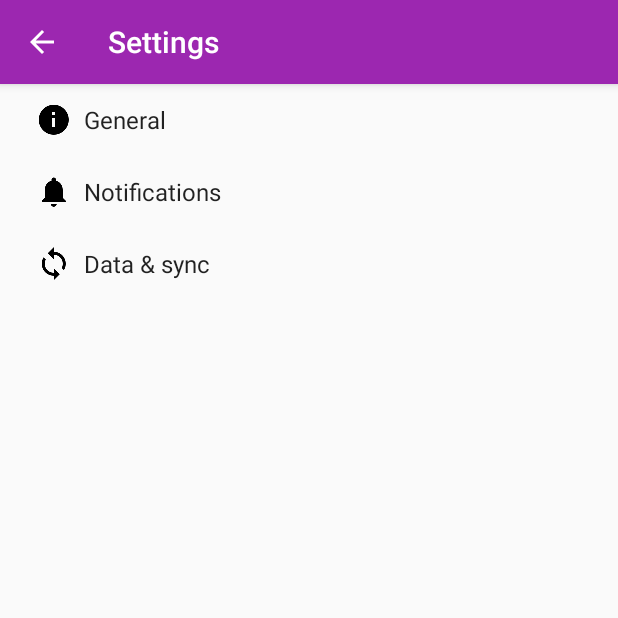
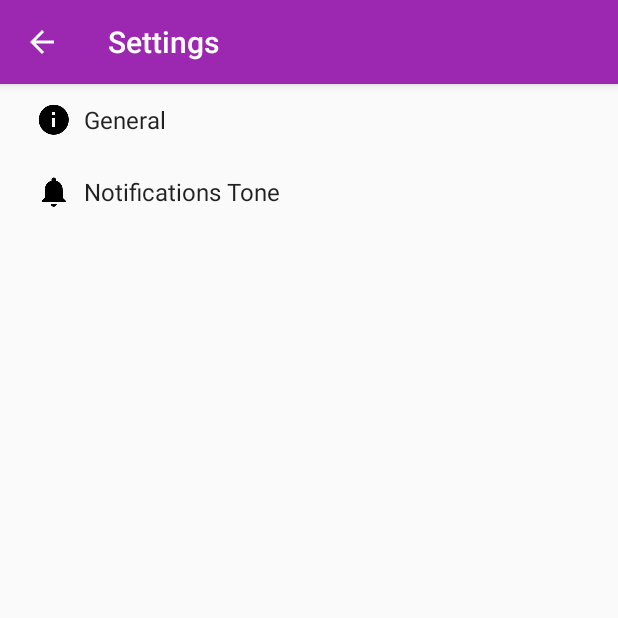
Before and after one commit to andela-shassan/eVigour, an Android app: the SettingsActivity screen opened directly, with no data from a screen before it, on a phone screen of 412 x 824 dp, the top half of it. Run offline under Robolectric (Android 15) with nearby library versions, the phone set to English and light mode, and no system bars; libraries missing offline, so code that uses them is left out: checkpoint.andela.dialogs.

Commit message:
[Finishes #115275093] Customize the setting page

```diff
--- a/app/src/main/AndroidManifest.xml
+++ b/app/src/main/AndroidManifest.xml
@@ -20,7 +20,7 @@
         </activity>
         <activity
             android:name=".SettingsActivity"
-            android:label="@string/title_activity_settings"></activity>
+            android:label="@string/title_activity_settings" />
     </application>
 
 </manifest>
--- a/app/src/main/java/checkpoint/andela/evigour/AppCompatPreferenceActivity.java
+++ b/app/src/main/java/checkpoint/andela/evigour/AppCompatPreferenceActivity.java
@@ -4,10 +4,8 @@ import android.content.res.Configuration;
 import android.os.Bundle;
 import android.preference.PreferenceActivity;
 import android.support.annotation.LayoutRes;
-import android.support.annotation.Nullable;
 import android.support.v7.app.ActionBar;
 import android.support.v7.app.AppCompatDelegate;
-import android.support.v7.widget.Toolbar;
 import android.view.MenuInflater;
 import android.view.View;
 import android.view.ViewGroup;
@@ -35,10 +33,6 @@ public abstract class AppCompatPreferenceActivity extends PreferenceActivity {
 
     public ActionBar getSupportActionBar() {
         return getDelegate().getSupportActionBar();
-    }
-
-    public void setSupportActionBar(@Nullable Toolbar toolbar) {
-        getDelegate().setSupportActionBar(toolbar);
     }
 
     @Override
--- a/app/src/main/res/values/strings.xml
+++ b/app/src/main/res/values/strings.xml
@@ -17,19 +17,16 @@
         based on your message history
     </string>
 
-    <string name="pref_title_display_name">Display name</string>
-    <string name="pref_default_display_name">John Smith</string>
+    <string name="pref_push_up_duration_title">Time Duration</string>
 
-    <string name="pref_title_add_friends_to_messages">Add friends to messages</string>
-    <string-array name="pref_example_list_titles">
-        <item>Always</item>
-        <item>When possible</item>
-        <item>Never</item>
+    <string name="pref_title_training_method">Training Method</string>
+    <string-array name="pref_training_method_list_titles">
+        <item>Time Duration</item>
+        <item>Number of Push Ups</item>
     </string-array>
-    <string-array name="pref_example_list_values">
+    <string-array name="pref_training_method_list_values">
+        <item>0</item>
         <item>1</item>
-        <item>0</item>
-        <item>-1</item>
     </string-array>
 
     <!-- Example settings for Data & Sync -->
@@ -53,15 +50,21 @@
         <item>-1</item>
     </string-array>
 
+    <string name="prefernce_key">preference_key</string>
+    <string name="preference_title">Autosave Time</string>
+
     <string name="pref_title_system_sync_settings">System sync settings</string>
 
     <!-- Example settings for Notifications -->
-    <string name="pref_header_notifications">Notifications</string>
+    <string name="pref_header_notifications">Notifications Tone</string>
 
-    <string name="pref_title_new_message_notifications">New message notifications</string>
+    <string name="pref_evigour_notifications">eVigour Notification</string>
 
-    <string name="pref_title_ringtone">Ringtone</string>
+    <string name="pref_evigour_ringtone">eVigour Ringtone</string>
     <string name="pref_ringtone_silent">Silent</string>
 
     <string name="pref_title_vibrate">Vibrate</string>
+    <string name="pref_number_of_push_up_title">Number of Push Up</string>
+    <string name="pref_push_up_duration_default">5</string>
+    <string name="pref_daily_reminder">Daily Reminder</string>
 </resources>
--- a/app/src/main/res/xml/pref_data_sync.xml
+++ /dev/null
@@ -1,21 +0,0 @@
-<PreferenceScreen xmlns:android="http://schemas.android.com/apk/res/android">
-
-    <!-- NOTE: Hide buttons to simplify the UI. Users can touch outside the dialog to
-         dismiss it. -->
-    <!-- NOTE: ListPreference's summary should be set to its value by the activity code. -->
-    <ListPreference
-        android:defaultValue="180"
-        android:entries="@array/pref_sync_frequency_titles"
-        android:entryValues="@array/pref_sync_frequency_values"
-        android:key="sync_frequency"
-        android:negativeButtonText="@null"
-        android:positiveButtonText="@null"
-        android:title="@string/pref_title_sync_frequency" />
-
-    <!-- This preference simply launches an intent when selected. Use this UI sparingly, per
-         design guidelines. -->
-    <Preference android:title="@string/pref_title_system_sync_settings">
-        <intent android:action="android.settings.SYNC_SETTINGS" />
-    </Preference>
-
-</PreferenceScreen>
--- a/app/src/main/res/xml/pref_general.xml
+++ b/app/src/main/res/xml/pref_general.xml
@@ -1,33 +1,38 @@
 <PreferenceScreen xmlns:android="http://schemas.android.com/apk/res/android">
+
+    <ListPreference
+        android:defaultValue="0"
+        android:entries="@array/pref_training_method_list_titles"
+        android:entryValues="@array/pref_training_method_list_values"
+        android:key="training_method_list"
+        android:negativeButtonText="@null"
+        android:positiveButtonText="@null"
+        android:title="@string/pref_title_training_method" />
+
+    <checkpoint.andela.dialogs.NumberPickerDialog
+        android:dependency="training_method_list"
+        android:key="number_of_push_up"
+        android:title="@string/pref_number_of_push_up_title" />
+
+    <EditTextPreference
+        android:capitalize="words"
+        android:defaultValue="@string/pref_push_up_duration_default"
+        android:dependency="training_method_list"
+        android:inputType="number"
+        android:key="push_up_duration"
+        android:maxLines="1"
+        android:selectAllOnFocus="true"
+        android:singleLine="true"
+        android:title="@string/pref_push_up_duration_title" />
 
     <SwitchPreference
         android:defaultValue="true"
-        android:key="example_switch"
-        android:summary="@string/pref_description_social_recommendations"
-        android:title="@string/pref_title_social_recommendations" />
+        android:key="daily_reminder_switch"
+        android:title="@string/pref_daily_reminder" />
 
-    <!-- NOTE: EditTextPreference accepts EditText attributes. -->
-    <!-- NOTE: EditTextPreference's summary should be set to its value by the activity code. -->
-    <EditTextPreference
-        android:capitalize="words"
-        android:defaultValue="@string/pref_default_display_name"
-        android:inputType="textCapWords"
-        android:key="example_text"
-        android:maxLines="1"
-        android:selectAllOnFocus="true"
-        android:singleLine="true"
-        android:title="@string/pref_title_display_name" />
-
-    <!-- NOTE: Hide buttons to simplify the UI. Users can touch outside the dialog to
-         dismiss it. -->
-    <!-- NOTE: ListPreference's summary should be set to its value by the activity code. -->
-    <ListPreference
-        android:defaultValue="-1"
-        android:entries="@array/pref_example_list_titles"
-        android:entryValues="@array/pref_example_list_values"
-        android:key="example_list"
-        android:negativeButtonText="@null"
-        android:positiveButtonText="@null"
-        android:title="@string/pref_title_add_friends_to_messages" />
+    <checkpoint.andela.dialogs.TimePickerDialog
+        android:dependency="daily_reminder_switch"
+        android:key="push_daily_reminder"
+        android:title="Reminder Time" />
 
 </PreferenceScreen>
--- a/app/src/main/res/xml/pref_headers.xml
+++ b/app/src/main/res/xml/pref_headers.xml
@@ -12,9 +12,9 @@
         android:icon="@drawable/ic_notifications_black_24dp"
         android:title="@string/pref_header_notifications" />
 
-    <header
+   <!-- <header
         android:fragment="checkpoint.andela.evigour.SettingsActivity$DataSyncPreferenceFragment"
         android:icon="@drawable/ic_sync_black_24dp"
-        android:title="@string/pref_header_data_sync" />
+        android:title="@string/pref_header_data_sync" />-->
 
 </preference-headers>
--- a/app/src/main/res/xml/pref_notification.xml
+++ b/app/src/main/res/xml/pref_notification.xml
@@ -1,27 +1,23 @@
 <PreferenceScreen xmlns:android="http://schemas.android.com/apk/res/android">
 
-    <!-- A 'parent' preference, which enables/disables child preferences (below)
-         when checked/unchecked. -->
     <SwitchPreference
         android:defaultValue="true"
-        android:key="notifications_new_message"
-        android:title="@string/pref_title_new_message_notifications" />
+        android:key="evigour_notifications_switch"
+        android:title="@string/pref_evigour_notifications" />
 
-    <!-- Allows the user to choose a ringtone in the 'notification' category. -->
-    <!-- NOTE: This preference will be enabled only when the checkbox above is checked. -->
-    <!-- NOTE: RingtonePreference's summary should be set to its value by the activity code. -->
     <RingtonePreference
         android:defaultValue="content://settings/system/notification_sound"
+        android:dependency="evigour_notifications_switch"
+        android:key="evigour_notifications_tone"
+        android:ringtoneType="ringtone"
+        android:title="@string/pref_evigour_ringtone" />
+
+    <!--<RingtonePreference
+        android:defaultValue="content://settings/system/notification_sound"
         android:dependency="notifications_new_message"
-        android:key="notifications_new_message_ringtone"
-        android:ringtoneType="notification"
-        android:title="@string/pref_title_ringtone" />
+        android:key="nevigour_notifications_tone"
+        android:ringtoneType="ringtone"
+        android:title="@string/pref_title_ringtone" />-->
 
-    <!-- NOTE: This preference will be enabled only when the checkbox above is checked. -->
-    <SwitchPreference
-        android:defaultValue="true"
-        android:dependency="notifications_new_message"
-        android:key="notifications_new_message_vibrate"
-        android:title="@string/pref_title_vibrate" />
 
 </PreferenceScreen>
```
Also changed, not shown: app/src/main/java/checkpoint/andela/evigour/SettingsActivity.java (+74 -75 lines).
